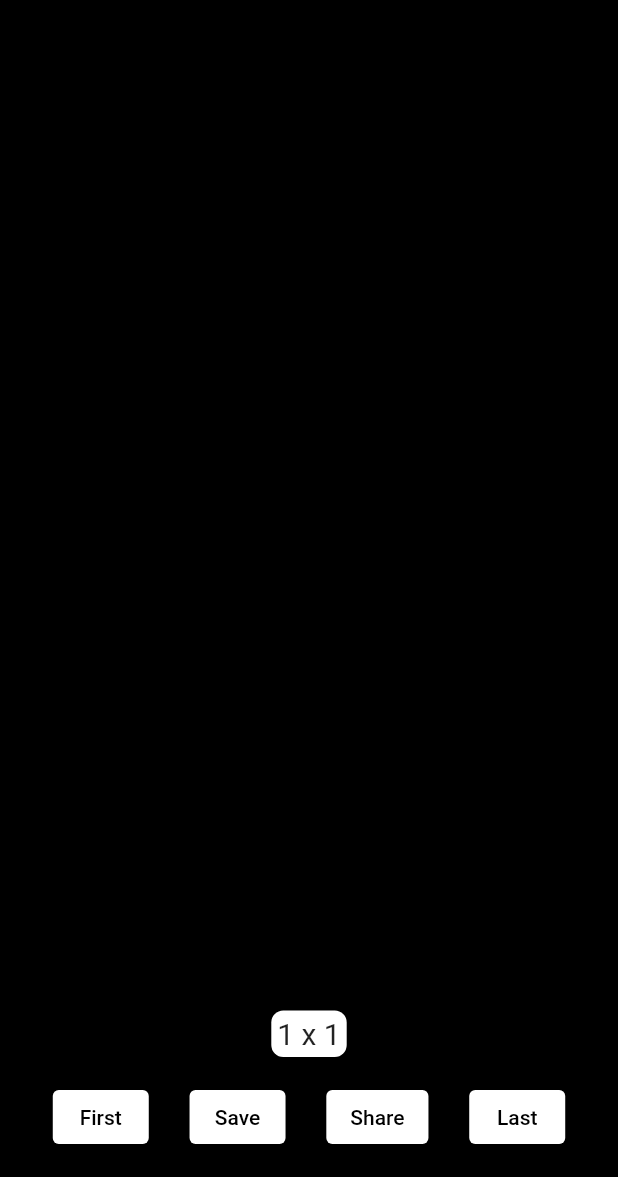
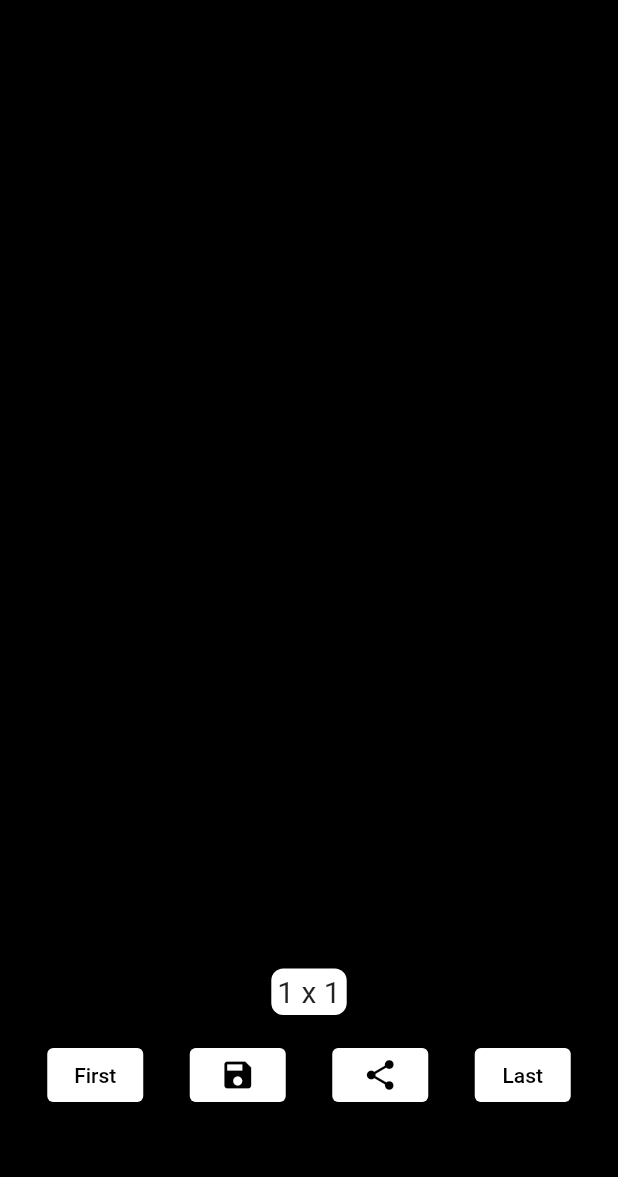
Before and after one commit to boring-km/color-from-image, a Flutter app: the PixelView screen opened by its route, on a phone screen of 412 x 824 dp, the part 59-1236 px from its top. Run offline on Flutter 3.47's test engine with Material 2 defaults, Android fonts, the phone set to English and light mode, and no system bars; our stand-ins replace get, image_gallery_saver, image_picker, logger, permission_handler, qr_flutter and 1 more.

Commit message:
버튼 UI 변경
- iOS는 공유하기 버튼에 저장하기가 있다.

```diff
--- a/lib/presentation/pixel/pixel_view.dart
+++ b/lib/presentation/pixel/pixel_view.dart
@@ -1,3 +1,5 @@
+import 'dart:io';
+
 import 'package:color_picker/presentation/pixel/pixel_view_model.dart';
 import 'package:flutter/cupertino.dart';
 import 'package:flutter/material.dart';
@@ -8,8 +10,7 @@ class PixelView extends GetView<PixelViewModel> {
 
   @override
   Widget build(BuildContext context) {
-    return GetBuilder<PixelViewModel>(
-      builder: (controller) {
+    return GetBuilder<PixelViewModel>(builder: (controller) {
       return GestureDetector(
         onTap: () {
           FocusScope.of(context).unfocus();
@@ -62,11 +63,26 @@ class PixelView extends GetView<PixelViewModel> {
                         ),
                       ),
                       Padding(
-                          padding: const EdgeInsets.all(8),
+                        padding: const EdgeInsets.only(left: 16, right: 16, bottom: 36, top: 8),
                         child: SizedBox(
                           height: 64,
-                            child: Row(
-                              mainAxisAlignment: MainAxisAlignment.spaceEvenly,
+                          child: buildBottomButtons(controller),
+                        ),
+                      ),
+                    ],
+                  ),
+                )
+              ],
+            ),
+          ),
+        ),
+      );
+    });
+  }
+
+  Row buildBottomButtons(PixelViewModel controller) {
+    final rowWidget = Row(
+      mainAxisAlignment: MainAxisAlignment.spaceAround,
       children: [
         ElevatedButton(
           onPressed: controller.showBefore,
@@ -79,17 +95,22 @@ class PixelView extends GetView<PixelViewModel> {
         ElevatedButton(
           onPressed: controller.savePicture,
           style: ElevatedButton.styleFrom(primary: Colors.white),
-                                  child: const Text(
-                                    'Save',
-                                    style: TextStyle(color: Colors.black),
+          child: const Icon(
+            Icons.save,
+            color: Colors.black,
           ),
         ),
         ElevatedButton(
           onPressed: controller.sharePicture,
           style: ElevatedButton.styleFrom(primary: Colors.white),
-                                  child: const Text(
-                                    'Share',
-                                    style: TextStyle(color: Colors.black),
+          child: controller.isAndroid
+              ? const Icon(
+                  Icons.share,
+                  color: Colors.black,
+                )
+              : const Icon(
+                  CupertinoIcons.share,
+                  color: Colors.black,
                 ),
         ),
         ElevatedButton(
@@ -101,18 +122,10 @@ class PixelView extends GetView<PixelViewModel> {
           ),
         ),
       ],
-                            ),
-                          ),
-                        ),
-                      ],
-                    ),
-                  )
-                ],
-              ),
-            ),
-          ),
     );
-      },
-    );
+    if (Platform.isIOS) {
+      rowWidget.children.removeAt(1);
+    }
+    return rowWidget;
   }
 }
--- a/lib/presentation/pixel/pixel_view_model.dart
+++ b/lib/presentation/pixel/pixel_view_model.dart
@@ -5,7 +5,7 @@ import 'package:color_picker/data/get_divisors.dart';
 import 'package:color_picker/data/image_use_case.dart';
 import 'package:color_picker/data/save_use_case.dart';
 import 'package:color_picker/data/share_use_case.dart';
-import 'package:color_picker/ui/show_simple_alert.dart';
+import 'package:color_picker/ui/show_simple_message.dart';
 import 'package:flutter/material.dart';
 import 'package:flutter/rendering.dart';
 import 'package:get/get.dart';
@@ -40,7 +40,7 @@ class PixelViewModel extends GetxController {
     return _pixelWidthList[_pixelIndex];
   }
 
-  Future<void>_showPixels(int selectedPixel) async {
+  Future<void> _showPixels(int selectedPixel) async {
     pixelWidth = selectedPixel - 1;
     final img = await image;
     colors = ImageUseCase.getPixelImage(img, pixelWidth);
@@ -72,7 +72,7 @@ class PixelViewModel extends GetxController {
   Future<void> Function() get savePicture => () async {
         final pngBytes = await ImageUseCase.getPixelImageBytes(colors, pixelWidth, pixelHeight);
         final resultMessage = await SaveUseCase.save(pngBytes);
-        showSimpleAlert(resultMessage);
+        showSimpleMessage(resultMessage);
       };
 
   Future<void> sharePicture() async {
@@ -86,4 +86,6 @@ class PixelViewModel extends GetxController {
   }
 
   String get getSizeText => '$pixelWidth x $pixelHeight';
+
+  bool get isAndroid => Platform.isAndroid;
 }
```
Also changed, not shown: lib/ui/show_simple_alert.dart (deleted, +0 -24 lines), lib/ui/show_simple_message.dart (added, +9 -0 lines), 1 other file. Lines whose indentation alone changed are shown as unchanged.
